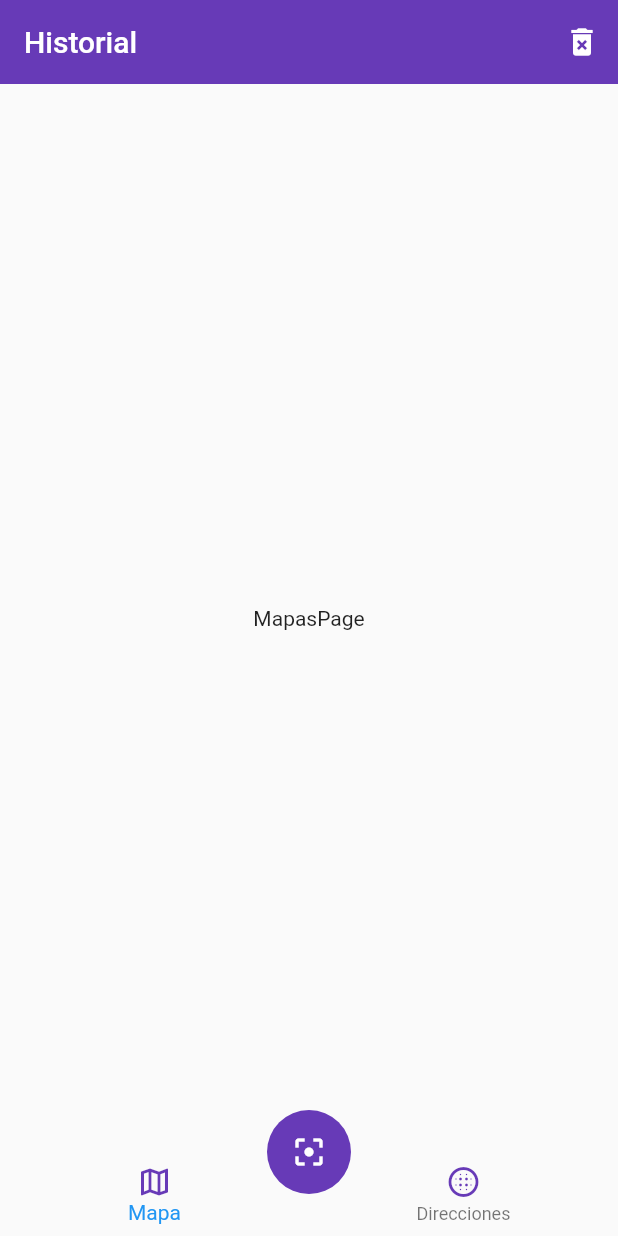
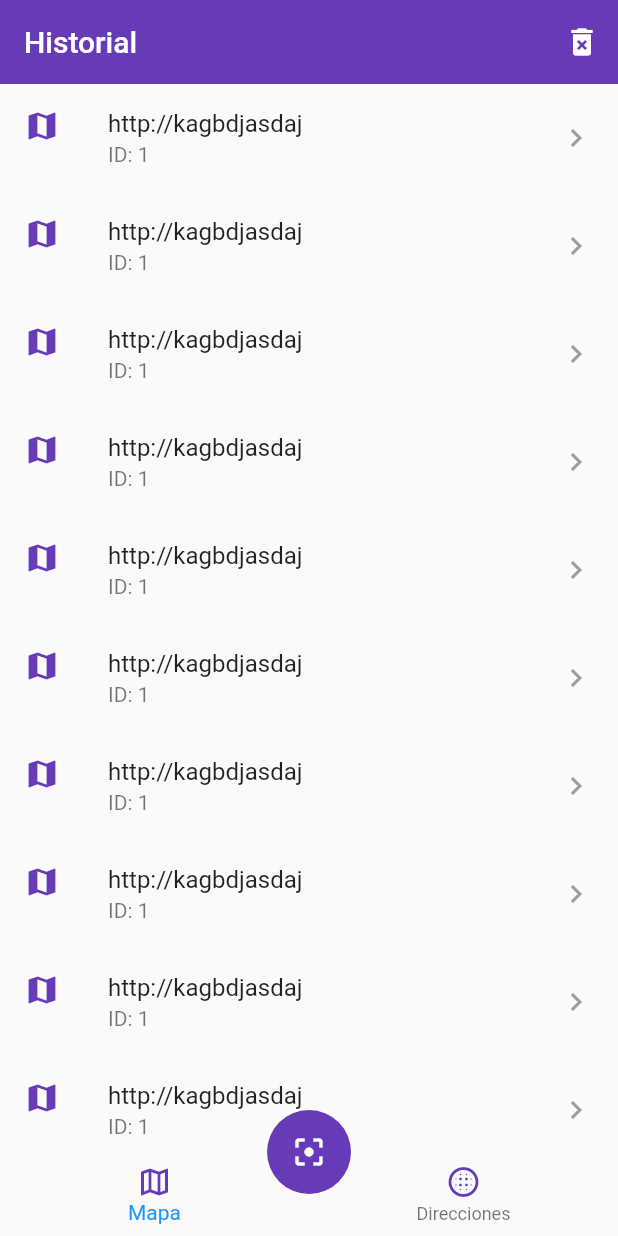
Before and after one commit to mgoldp/qr_reader, a Flutter app: the screen it shows after launch, on a phone screen of 412 x 824 dp. Run offline on Flutter 3.47's test engine with Material 2 defaults, Android fonts, the phone set to English and light mode, and no system bars; our stand-ins replace sqflite; missing offline and left inert: flutter_barcode_scanner; accounts and stored records are empty.

Commit message:
Mapas page UI design

```diff
--- a/lib/pages/mapas_page.dart
+++ b/lib/pages/mapas_page.dart
@@ -5,8 +5,21 @@ class MapasPage extends StatelessWidget {
 
   @override
   Widget build(BuildContext context) {
-    return const Center(
-      child: Text('MapasPage'),
+    return ListView.builder(
+      itemCount: 10,
+      itemBuilder: (_, i) => ListTile(
+        leading: Icon(
+          Icons.map,
+          color: Theme.of(context).primaryColor,
+        ),
+        title: const Text('http://kagbdjasdaj'),
+        subtitle: const Text('ID: 1'),
+        trailing: const Icon(
+          Icons.keyboard_arrow_right,
+          color: Colors.grey,
+        ),
+        onTap: () => print('Abrir Algo'),
+      ),
     );
   }
 }
```
